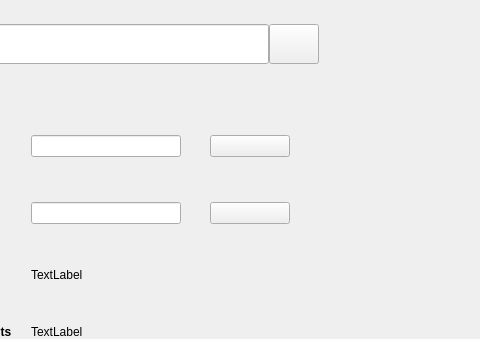
Before: the Qt Designer form financial_app_ui.ui in Ulaaka/Desktop-based-application-for-personal-finance, drawn with Qt 5; both pictures show x 331 to 811 and y 0 to 339 of the 1073 by 606 pixel window.
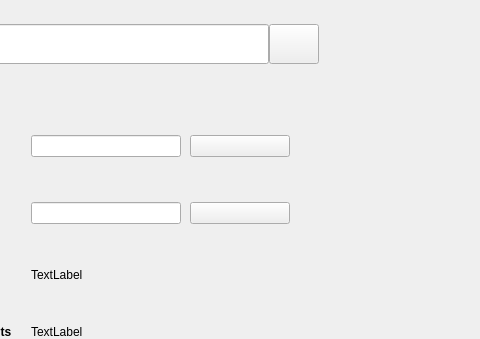
After: the same form once the commit is applied. Icons and pictures are not drawn.

What changed in the file:
```diff
--- a/financial_app_ui.ui
+++ b/financial_app_ui.ui
@@ -1570,10 +1570,16 @@
                         <widget class="QPushButton" name="username_change_button">
                          <property name="minimumSize">
                           <size>
-                           <width>80</width>
+                           <width>100</width>
                            <height>0</height>
                           </size>
                          </property>
+                         <property name="maximumSize">
+                          <size>
+                           <width>100</width>
+                           <height>16777215</height>
+                          </size>
+                         </property>
                          <property name="text">
                           <string/>
                          </property>
@@ -1673,10 +1679,16 @@
                         <widget class="QPushButton" name="email_change_button">
                          <property name="minimumSize">
                           <size>
-                           <width>80</width>
+                           <width>100</width>
                            <height>0</height>
                           </size>
                          </property>
+                         <property name="maximumSize">
+                          <size>
+                           <width>100</width>
+                           <height>16777215</height>
+                          </size>
+                         </property>
                          <property name="text">
                           <string/>
                          </property>
```
